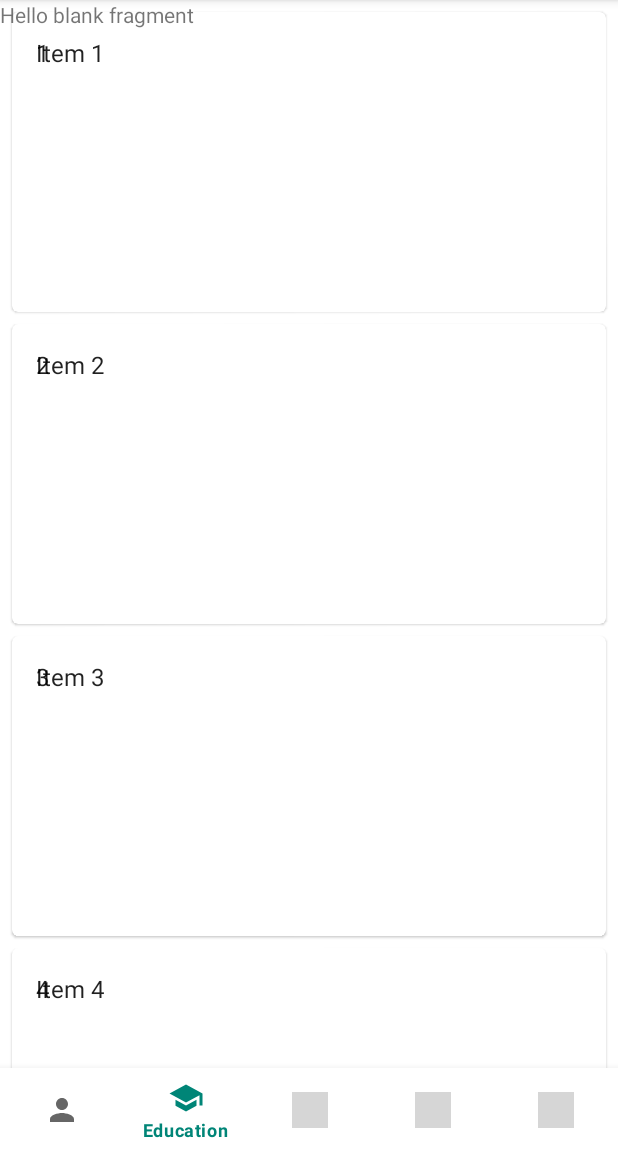
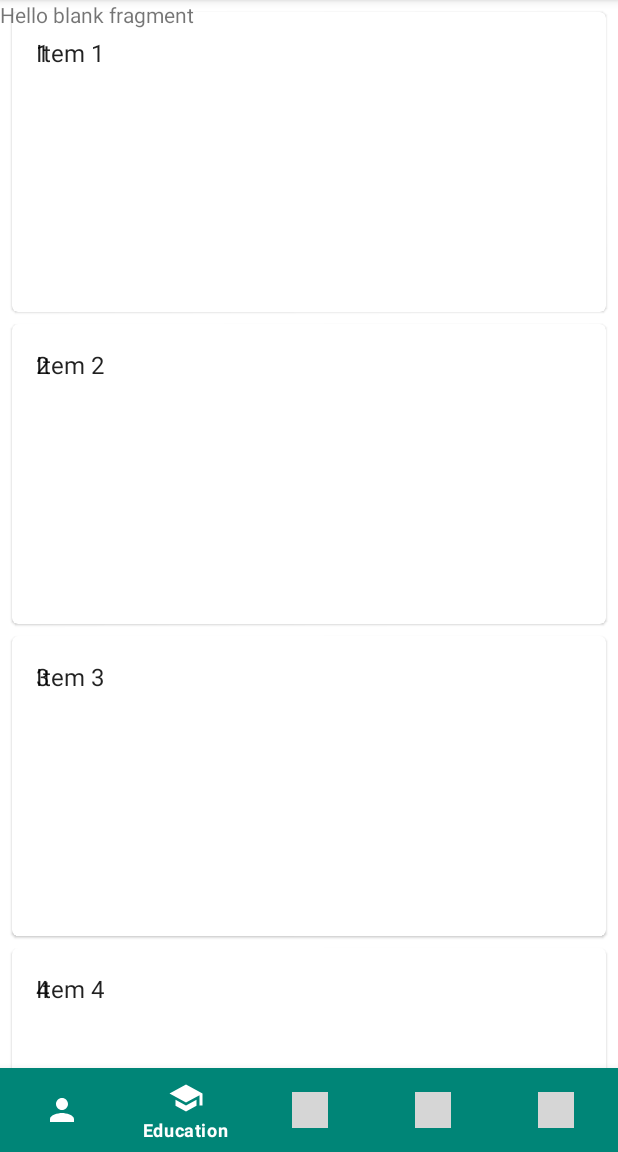
Before and after one commit to AlAskalany/CareerShowcase, an Android app: the screen it shows after launch (MainActivity), item 2 of the bottom bar chosen, on a phone screen of 412 x 824 dp, the part 84-1236 px from its top. Run offline under Robolectric (Android 15) with nearby library versions, the phone set to English and light mode, and no system bars; grey boxes are pictures that could not be loaded.

Commit message:
Changed styles for bottom navigation

```diff
--- a/app/src/main/res/layout/activity_main.xml
+++ b/app/src/main/res/layout/activity_main.xml
@@ -13,7 +13,9 @@
         android:layout_height="wrap_content"
         android:layout_marginStart="0dp"
         android:layout_marginEnd="0dp"
-        android:background="?android:attr/windowBackground"
+        android:background="@color/colorPrimary"
+        app:itemIconTint="@color/white"
+        app:itemTextColor="@color/white"
         app:layout_constraintBottom_toBottomOf="parent"
         app:layout_constraintLeft_toLeftOf="parent"
         app:layout_constraintRight_toRightOf="parent"
--- a/app/src/main/res/values/colors.xml
+++ b/app/src/main/res/values/colors.xml
@@ -3,4 +3,5 @@
     <color name="colorPrimary">#008577</color>
     <color name="colorPrimaryDark">#00574B</color>
     <color name="colorAccent">#D81B60</color>
+    <color name="white">#ffffff</color>
 </resources>
```
